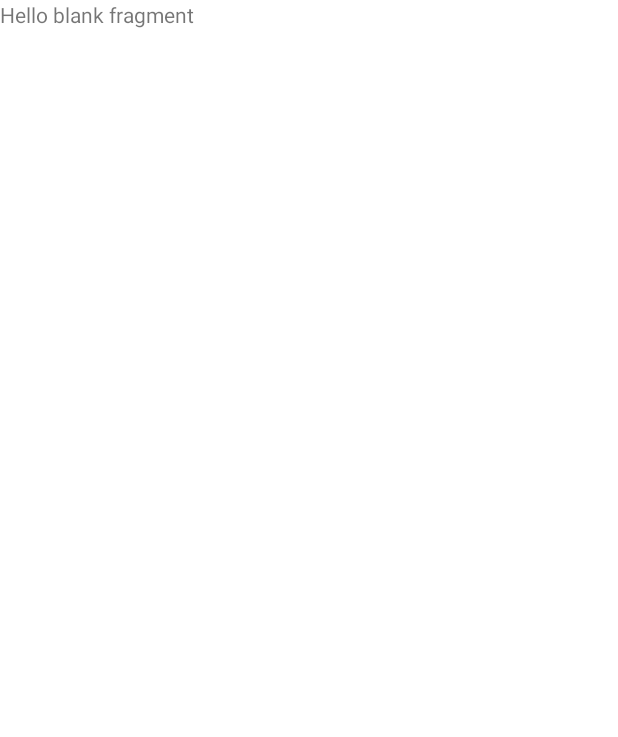
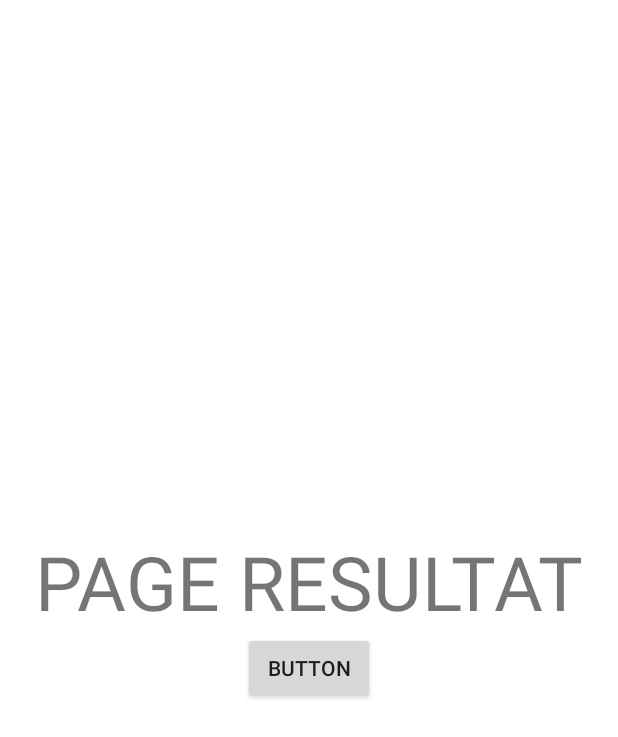
Before and after one commit to ta2ine/Simon, an Android app: the ResultFragment screen opened through its navigation route, on a phone screen of 412 x 824 dp. Before the commit the part shown is almost empty. Shown: the top 737 px of the screen. Run offline under Robolectric (Android 15) with nearby library versions, the phone set to English and light mode, and no system bars; our stand-ins replace data binding.

Commit message:
linked result page

```diff
--- a/app/src/main/java/com/example/simon/fragments/EasyModeFragment.kt
+++ b/app/src/main/java/com/example/simon/fragments/EasyModeFragment.kt
@@ -174,8 +174,6 @@ class EasyModeFragment : Fragment() {
         return true
     }
 
-
-
     private fun incrementScore(score: Int): Int {
         return score + 1
     }
--- a/app/src/main/java/com/example/simon/fragments/ResultFragment.kt
+++ b/app/src/main/java/com/example/simon/fragments/ResultFragment.kt
@@ -4,8 +4,10 @@ import android.os.Bundle
 import android.view.LayoutInflater
 import android.view.View
 import android.view.ViewGroup
+import android.widget.Button
 import androidx.fragment.app.Fragment
-
+import androidx.navigation.fragment.findNavController
+import com.example.simon.R
 import com.example.simon.databinding.FragmentResultBinding
 
 class ResultFragment : Fragment() {
@@ -18,11 +20,17 @@ class ResultFragment : Fragment() {
         savedInstanceState: Bundle?
     ): View {
         // Inflate the layout for this fragment
-        binding = FragmentResultBinding .inflate(inflater, container, false)
+        binding = FragmentResultBinding.inflate(inflater, container, false)
         return binding.root
     }
 
     override fun onViewCreated(view: View, savedInstanceState: Bundle?) {
         super.onViewCreated(view, savedInstanceState)
+
+        val button = view.findViewById<Button>(R.id.homeBtn)
+
+        button.setOnClickListener {
+            findNavController().navigate(R.id.action_resultFragment_to_homeFragment2)
+        }
     }
 }
--- a/app/src/main/res/layout/fragment_result.xml
+++ b/app/src/main/res/layout/fragment_result.xml
@@ -1,16 +1,23 @@
 <?xml version="1.0" encoding="utf-8"?>
-<layout>
-<FrameLayout xmlns:android="http://schemas.android.com/apk/res/android"
-    xmlns:tools="http://schemas.android.com/tools"
-    android:layout_width="match_parent"
-    android:layout_height="match_parent"
-    tools:context=".fragments.ResultFragment">
+<layout xmlns:android="http://schemas.android.com/apk/res/android">
 
-    <!-- TODO: Update blank fragment layout -->
-    <TextView
+    <LinearLayout
         android:layout_width="match_parent"
         android:layout_height="match_parent"
-        android:text="@string/hello_blank_fragment" />
+        android:gravity="center|center_horizontal"
+        android:orientation="vertical">
 
-</FrameLayout>
+        <TextView
+            android:layout_width="wrap_content"
+            android:layout_height="wrap_content"
+            android:text="PAGE RESULTAT"
+            android:textSize="50sp" />
+
+        <Button
+            android:id="@+id/homeBtn"
+            android:layout_width="wrap_content"
+            android:layout_height="wrap_content"
+            android:text="Button" />
+    </LinearLayout>
+
 </layout>
--- a/app/src/main/res/navigation/nav_graph.xml
+++ b/app/src/main/res/navigation/nav_graph.xml
@@ -38,6 +38,9 @@
         <action
             android:id="@+id/action_mediumModeFragment_to_homeFragment2"
             app:destination="@id/homeFragment2" />
+        <action
+            android:id="@+id/action_mediumModeFragment_to_resultFragment"
+            app:destination="@id/resultFragment" />
     </fragment>
     <fragment
         android:id="@+id/hardModeFragment"
@@ -47,10 +50,17 @@
         <action
             android:id="@+id/action_hardModeFragment_to_homeFragment2"
             app:destination="@id/homeFragment2" />
+        <action
+            android:id="@+id/action_hardModeFragment_to_resultFragment"
+            app:destination="@id/resultFragment" />
     </fragment>
     <fragment
         android:id="@+id/resultFragment"
         android:name="com.example.simon.fragments.ResultFragment"
         android:label="fragment_result"
-        tools:layout="@layout/fragment_result" />
+        tools:layout="@layout/fragment_result" >
+        <action
+            android:id="@+id/action_resultFragment_to_homeFragment2"
+            app:destination="@id/homeFragment2" />
+    </fragment>
 </navigation>
```
